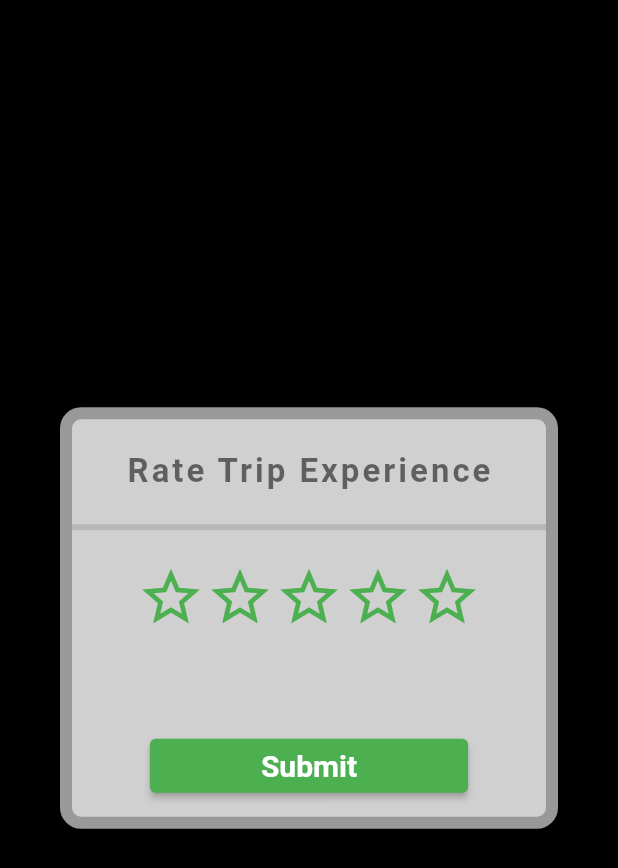
After one commit to dialloibrahimakhaliloulaye/kaay_livrer, a Flutter app: the RateDriverScreen screen opened directly, on a phone screen of 412 x 824 dp. The commit adds this screen. Shown: the top 868 px of the screen. Run offline on Flutter 3.47's test engine with Material 2 defaults, Android fonts, the phone set to English and light mode, and no system bars; our stand-ins replace animated_text_kit, firebase_auth, firebase_core, firebase_database, fluttertoast, geolocator and 2 more; missing offline and left inert: flutter_geofire, flutter_polyline_points; accounts and stored records are empty.

Commit message:
user rate driver or rate trip experience

```diff
--- a/lib/global/global.dart
+++ b/lib/global/global.dart
@@ -16,3 +16,5 @@
 String driverCarDetails="";
 String driverName="";
 String driverPhone="";
+double countRatingStars=0.0;
+String titleStarsRating="";
--- /dev/null
+++ b/lib/mainScreens/rate_driver_screen.dart
@@ -0,0 +1,172 @@
+import 'package:firebase_database/firebase_database.dart';
+import 'package:flutter/material.dart';
+import 'package:flutter/services.dart';
+import 'package:fluttertoast/fluttertoast.dart';
+import 'package:smooth_star_rating_nsafe/smooth_star_rating.dart';
+
+import '../global/global.dart';
+
+
+class RateDriverScreen extends StatefulWidget
+{
+  String? assignedDriverId;
+
+  RateDriverScreen({this.assignedDriverId});
+
+
+  @override
+  State<RateDriverScreen> createState() => _RateDriverScreenState();
+}
+
+
+
+class _RateDriverScreenState extends State<RateDriverScreen>
+{
+  @override
+  Widget build(BuildContext context) {
+
+    return Scaffold(
+      backgroundColor: Colors.black,
+      body: Dialog(
+        shape: RoundedRectangleBorder(
+          borderRadius: BorderRadius.circular(14),
+        ),
+        backgroundColor: Colors.white60,
+        child: Container(
+          margin: const EdgeInsets.all(8),
+          width: double.infinity,
+          decoration: BoxDecoration(
+            color: Colors.white54,
+            borderRadius: BorderRadius.circular(6),
+          ),
+          child: Column(
+            mainAxisSize: MainAxisSize.min,
+            children: [
+
+              const SizedBox(height: 22.0,),
+
+              const Text(
+                "Rate Trip Experience",
+                style: TextStyle(
+                  fontSize: 22,
+                  letterSpacing: 2,
+                  fontWeight: FontWeight.bold,
+                  color: Colors.black54,
+                ),
+              ),
+
+              const SizedBox(height: 22.0,),
+
+              const Divider(height: 4.0, thickness: 4.0,),
+
+              const SizedBox(height: 22.0,),
+
+              SmoothStarRating(
+                rating: countRatingStars,
+                allowHalfRating: false,
+                starCount: 5,
+                color: Colors.green,
+                borderColor: Colors.green,
+                size: 46,
+                onRatingChanged: (valueOfStarsChoosed)
+                {
+                  countRatingStars = valueOfStarsChoosed;
+
+                  if(countRatingStars == 1)
+                  {
+                    setState(() {
+                      titleStarsRating = "Very Bad";
+                    });
+                  }
+                  if(countRatingStars == 2)
+                  {
+                    setState(() {
+                      titleStarsRating = "Bad";
+                    });
+                  }
+                  if(countRatingStars == 3)
+                  {
+                    setState(() {
+                      titleStarsRating = "Good";
+                    });
+                  }
+                  if(countRatingStars == 4)
+                  {
+                    setState(() {
+                      titleStarsRating = "Very Good";
+                    });
+                  }
+                  if(countRatingStars == 5)
+                  {
+                    setState(() {
+                      titleStarsRating = "Excellent";
+                    });
+                  }
+                },
+              ),
+
+              const SizedBox(height: 12.0,),
+
+              Text(
+                titleStarsRating,
+                style: const TextStyle(
+                  fontSize: 30,
+                  fontWeight: FontWeight.bold,
+                  color: Colors.green,
+                ),
+              ),
+
+              const SizedBox(height: 18.0,),
+
+              ElevatedButton(
+                  onPressed: ()
+                  {
+                    DatabaseReference rateDriverRef = FirebaseDatabase.instance.ref()
+                        .child("drivers")
+                        .child(widget.assignedDriverId!)
+                        .child("ratings");
+
+                    rateDriverRef.once().then((snap)
+                    {
+                      if(snap.snapshot.value == null)
+                      {
+                        rateDriverRef.set(countRatingStars.toString());
+
+                        SystemNavigator.pop();
+                      }
+                      else
+                      {
+                        double pastRatings = double.parse(snap.snapshot.value.toString());
+                        double newAverageRatings = (pastRatings + countRatingStars) / 2;
+                        rateDriverRef.set(newAverageRatings.toString());
+
+                        SystemNavigator.pop();
+                      }
+
+                      Fluttertoast.showToast(msg: "Please Restart App Now");
+                    });
+                  },
+                  style: ElevatedButton.styleFrom(
+                    primary: Colors.green,
+                    padding: EdgeInsets.symmetric(horizontal: 74),
+                  ),
+                  child: const Text(
+                    "Submit",
+                    style: TextStyle(
+                      fontSize: 20,
+                      fontWeight: FontWeight.bold,
+                      color: Colors.white,
+                    ),
+                  )
+              ),
+
+              const SizedBox(height: 10.0,),
+
+            ],
+          ),
+        ),
+      ),
+    );
+
+  }
+}
```
Also changed, not shown: lib/mainScreens/main_screen.dart (+36 -4 lines), lib/widgets/pay_fare_amount_dialog.dart (added, +127 -0 lines).
